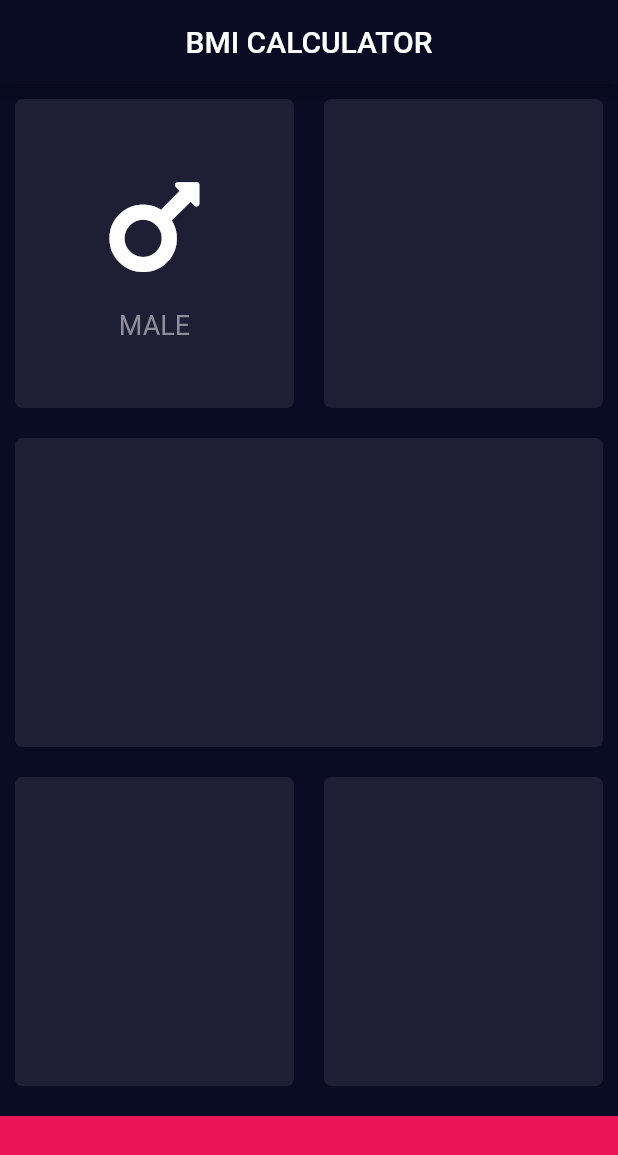
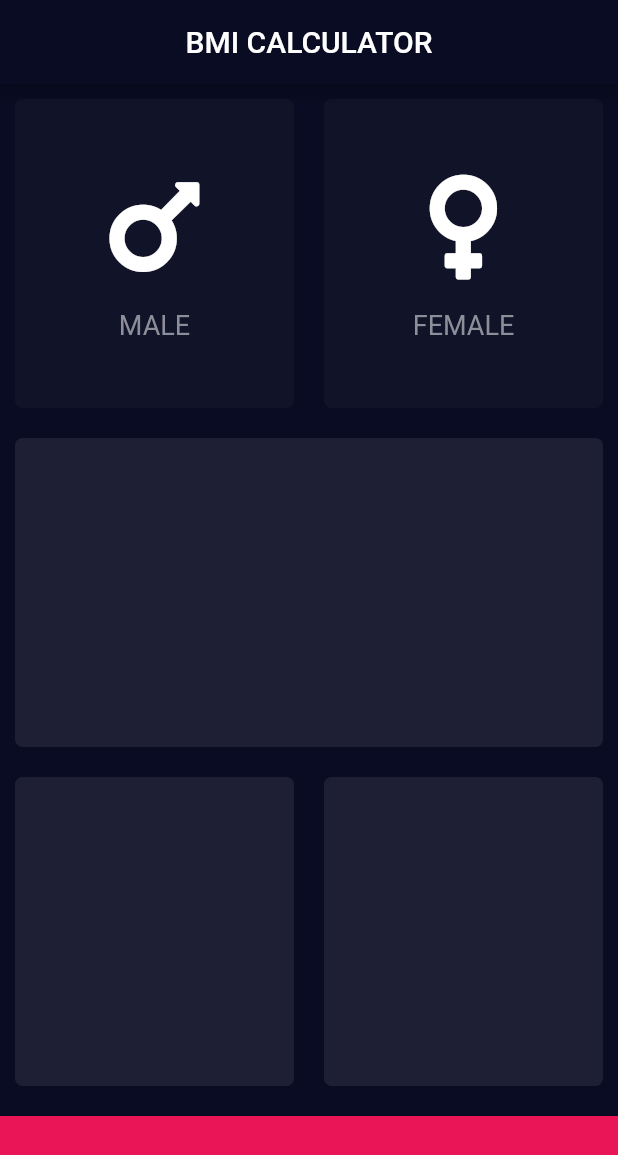
Before and after one commit to anlv-dev/bmiCaculator, a Flutter app: the screen it shows after launch, on a phone screen of 412 x 824 dp. Shown: the top 1155 px of the screen. Run offline on Flutter 3.47's test engine with Material 2 defaults, Android fonts, the phone set to English and light mode, and no system bars; our stand-ins replace font_awesome_flutter.

Commit message:
Change color of Gender Card (Using enum)

```diff
--- /dev/null
+++ b/lib/icon_content.dart
@@ -0,0 +1,32 @@
+import 'package:flutter/material.dart';
+
+const TextStyle _textStyle = TextStyle(
+  fontSize: 18,
+  color: Color(0xFF8E8E9B),
+);
+
+class IconContent extends StatelessWidget {
+  IconContent({this.iconData, this.label});
+  final IconData iconData;
+  final String label;
+
+  @override
+  Widget build(BuildContext context) {
+    return Column(
+      mainAxisAlignment: MainAxisAlignment.center,
+      children: <Widget>[
+        Icon(
+          iconData,
+          size: 80.0,
+        ),
+        SizedBox(
+          height: 15.0,
+        ),
+        Text(
+          label,
+          style: _textStyle,
+        )
+      ],
+    );
+  }
+}
--- a/lib/main.dart
+++ b/lib/main.dart
@@ -1,9 +1,17 @@
 import 'package:flutter/material.dart';
 import 'package:font_awesome_flutter/font_awesome_flutter.dart';
+import 'icon_content.dart';
+import 'reusable_card.dart';
 
 const Color colorReusableCard = Color(0xFF1E1F34);
 const Color colorBottomContainer = Color(0xFFEA1556);
+const Color inactiveCardColour = Color(0xFF111328);
+const Color activeCardColour = Color(0xFF1D1E33); //0xFF1D1E33
 const double bottomContainerHeight = 80.0;
+enum Gender {
+  male,
+  female,
+}
 
 void main() => runApp(BMICalculator());
 
@@ -26,6 +34,31 @@ class InputPage extends StatefulWidget {
 }
 
 class _InputPageState extends State<InputPage> {
+  Color maleCardColour = inactiveCardColour;
+  Color femaleCardColour = inactiveCardColour;
+
+  // Pass 1 : Male pressed; Pass 2 : Female Pressed
+  void updateColour(Gender selectedGender) {
+    if (selectedGender == Gender.male) {
+      if (maleCardColour == inactiveCardColour) {
+        maleCardColour = activeCardColour;
+
+        femaleCardColour = inactiveCardColour;
+      } else {
+        maleCardColour = inactiveCardColour;
+      }
+    }
+
+    if (selectedGender == Gender.female) {
+      if (femaleCardColour == inactiveCardColour) {
+        femaleCardColour = activeCardColour;
+        maleCardColour = inactiveCardColour;
+      } else {
+        femaleCardColour = inactiveCardColour;
+      }
+    }
+  }
+
   @override
   Widget build(BuildContext context) {
     return Scaffold(
@@ -42,16 +75,36 @@ class _InputPageState extends State<InputPage> {
             child: Row(
               children: <Widget>[
                 Expanded(
-                  child: ReusableCard(
-                    childCard: IconContent(
-                      iconData: FontAwesomeIcons.mars,
-                      label: 'MALE',
+                  child: GestureDetector(
+                    onTap: () {
+                      setState(() {
+                        updateColour(Gender.male);
+                      });
+                    },
+                    child: ReusableCard(
+                      childCard: IconContent(
+                        iconData: FontAwesomeIcons.mars,
+                        label: 'MALE',
+                      ),
+                      colour: maleCardColour,
                     ),
-                    colour: colorReusableCard,
                   ),
                 ),
                 Expanded(
-                  child: ReusableCard(colour: colorReusableCard),
+                  child: GestureDetector(
+                    onTap: () {
+                      setState(() {
+                        updateColour(Gender.female);
+                      });
+                    },
+                    child: ReusableCard(
+                      childCard: IconContent(
+                        iconData: FontAwesomeIcons.venus,
+                        label: 'FEMALE',
+                      ),
+                      colour: femaleCardColour,
+                    ),
+                  ),
                 ),
               ],
             ),
@@ -88,46 +141,3 @@ class _InputPageState extends State<InputPage> {
     );
   }
 }
-
-class IconContent extends StatelessWidget {
-  IconContent({this.iconData, this.label});
-  final IconData iconData;
-  final String label;
-
-  @override
-  Widget build(BuildContext context) {
-    return Column(
-      mainAxisAlignment: MainAxisAlignment.center,
-      children: <Widget>[
-        Icon(
-          iconData,
-          size: 80.0,
-        ),
-        SizedBox(
-          height: 15.0,
-        ),
-        Text(
-          label,
-          style: TextStyle(fontSize: 18, color: Color(0xFF8E8E9B)),
-        )
-      ],
-    );
-  }
-}
-
-class ReusableCard extends StatelessWidget {
-  ReusableCard({@required this.colour, this.childCard});
-  final Color colour;
-  final childCard;
-  @override
-  Widget build(BuildContext context) {
-    return Container(
-      child: childCard,
-      margin: EdgeInsets.all(10.0),
-      decoration: BoxDecoration(
-        color: colour,
-        borderRadius: BorderRadius.circular(5.0),
-      ),
-    );
-  }
-}
--- /dev/null
+++ b/lib/reusable_card.dart
@@ -0,0 +1,18 @@
+import 'package:flutter/material.dart';
+
+class ReusableCard extends StatelessWidget {
+  ReusableCard({@required this.colour, this.childCard});
+  final Color colour;
+  final childCard;
+  @override
+  Widget build(BuildContext context) {
+    return Container(
+      child: childCard,
+      margin: EdgeInsets.all(10.0),
+      decoration: BoxDecoration(
+        color: colour,
+        borderRadius: BorderRadius.circular(5.0),
+      ),
+    );
+  }
+}
```
